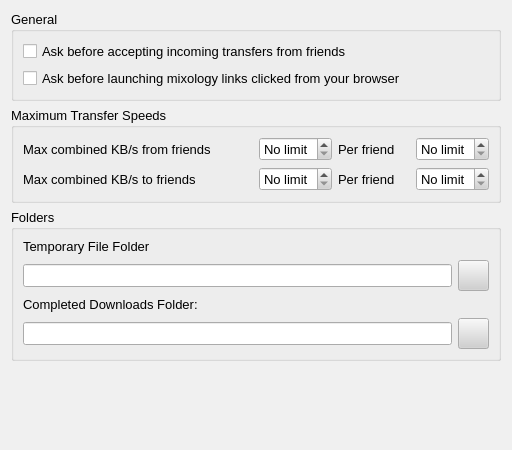
Above: MixologistGui/gui/Preferences/TransfersPrefDialog.ui from rebeccaskinner/The-Mixologist before the change. Below: the same form after it.
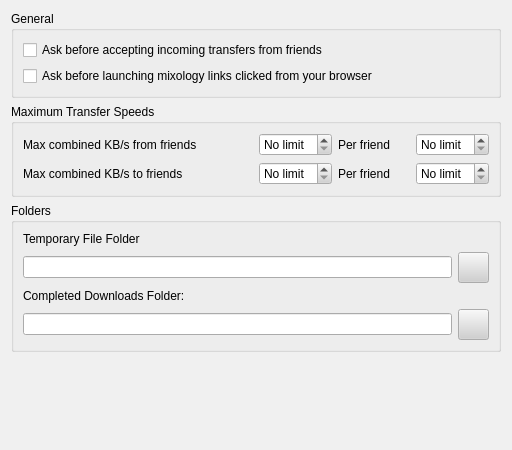
That is the form after the change. Icons and pictures are not drawn.

```diff
--- a/MixologistGui/gui/Preferences/TransfersPrefDialog.ui
+++ b/MixologistGui/gui/Preferences/TransfersPrefDialog.ui
@@ -485,17 +485,6 @@
     </disabled>
    </palette>
   </property>
-  <property name="font">
-   <font>
-    <family>Arial</family>
-    <pointsize>10</pointsize>
-    <weight>50</weight>
-    <italic>false</italic>
-    <bold>false</bold>
-    <underline>false</underline>
-    <strikeout>false</strikeout>
-   </font>
-  </property>
   <property name="contextMenuPolicy">
    <enum>Qt::NoContextMenu</enum>
   </property>
```
